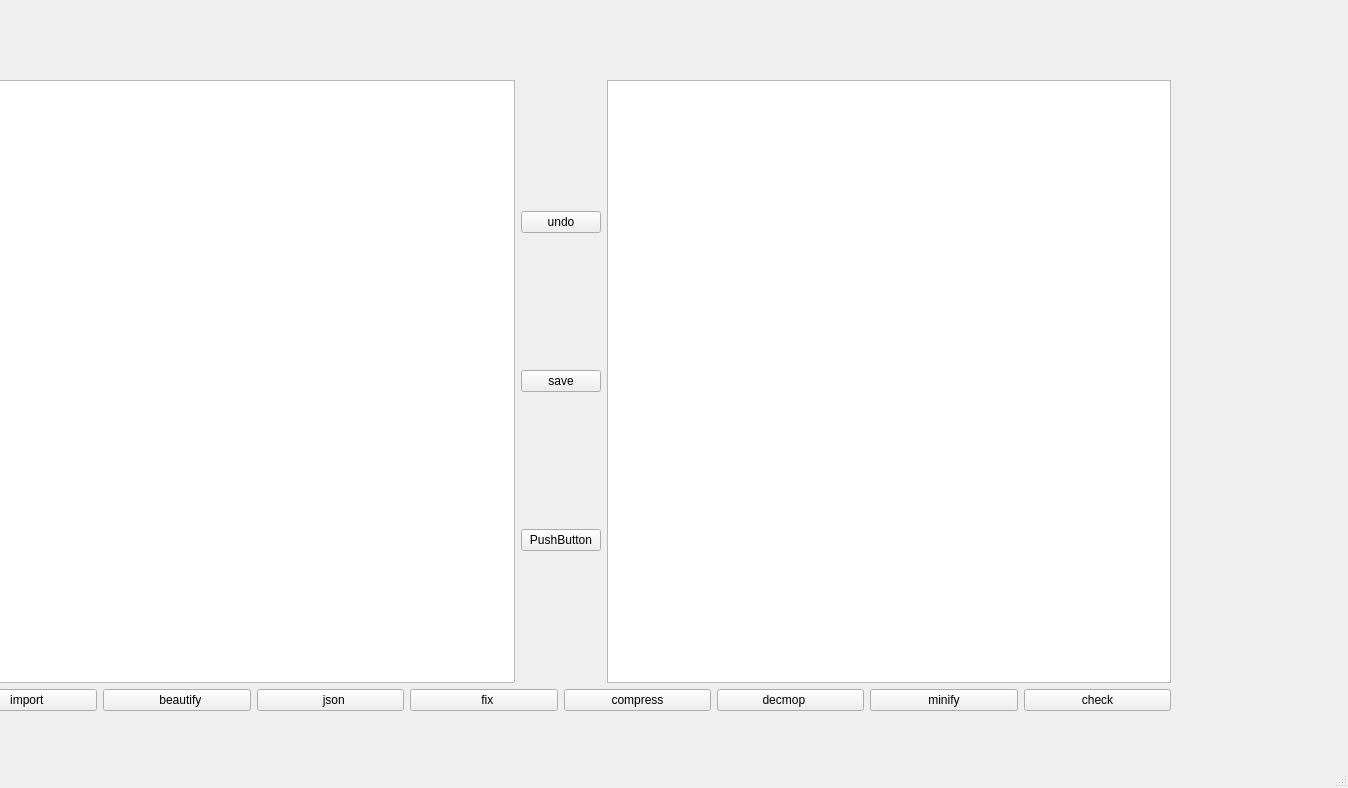
This is form.ui in ahmadel1/Social-Network as Qt 5 draws it before an edit. The edited form follows.
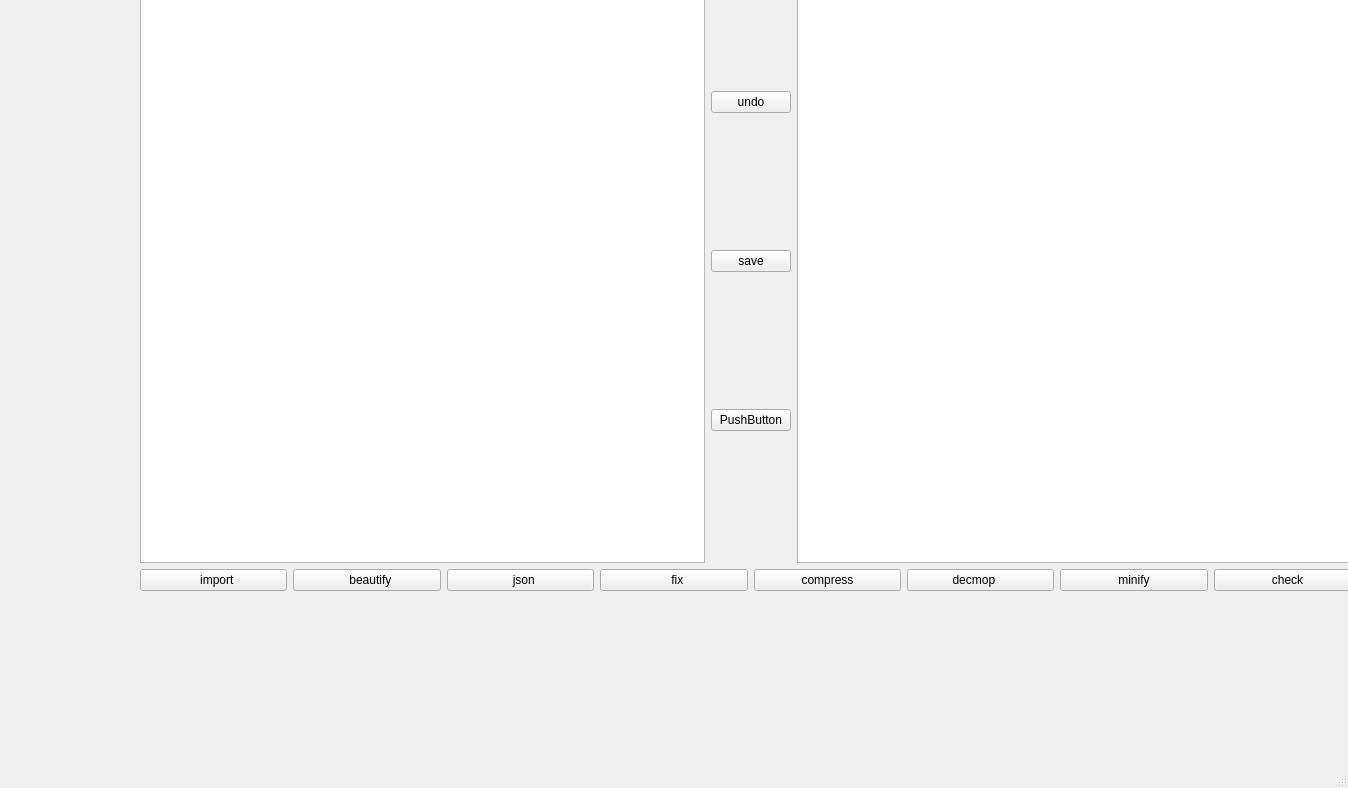
This is the edited form.

```diff
--- a/form.ui
+++ b/form.ui
@@ -29,13 +29,13 @@
    <widget class="QWidget" name="verticalLayoutWidget">
     <property name="geometry">
      <rect>
-      <x>-50</x>
-      <y>80</y>
+      <x>140</x>
+      <y>-40</y>
       <width>1221</width>
       <height>631</height>
      </rect>
     </property>
-    <layout class="QVBoxLayout" name="verticalLayout" stretch="0,1">
+    <layout class="QVBoxLayout" name="verticalLayout" stretch="0,0">
      <property name="sizeConstraint">
       <enum>QLayout::SetDefaultConstraint</enum>
      </property>
```
Left out of the diff: 10 changed lines with no effect on the pictures.
